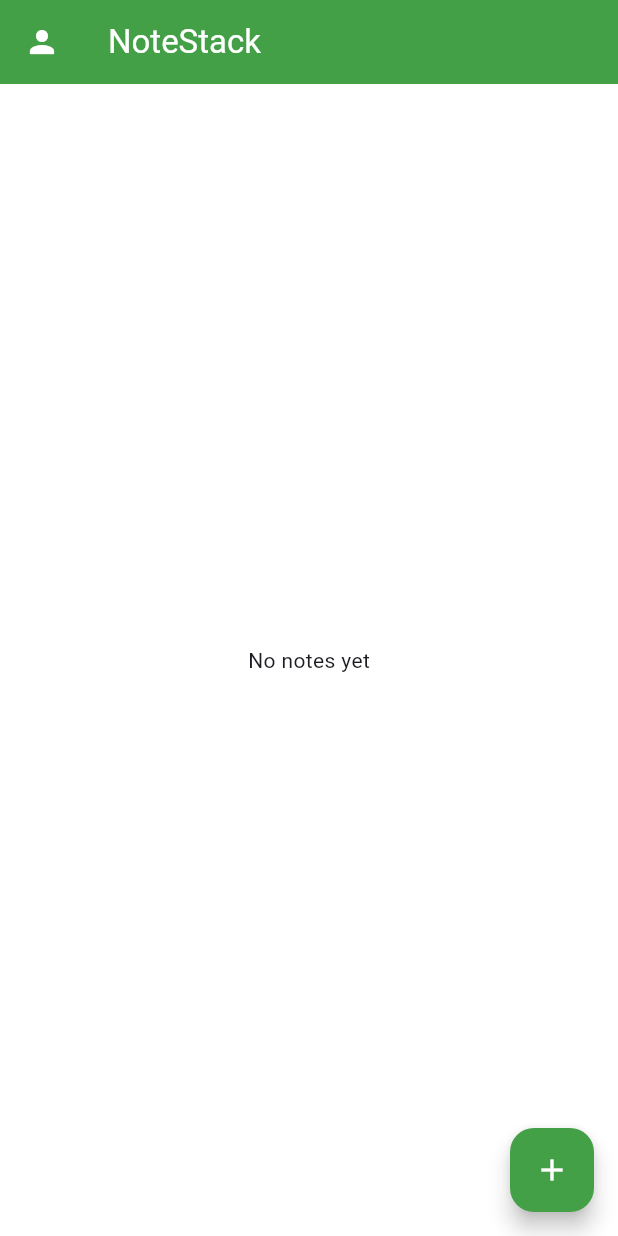
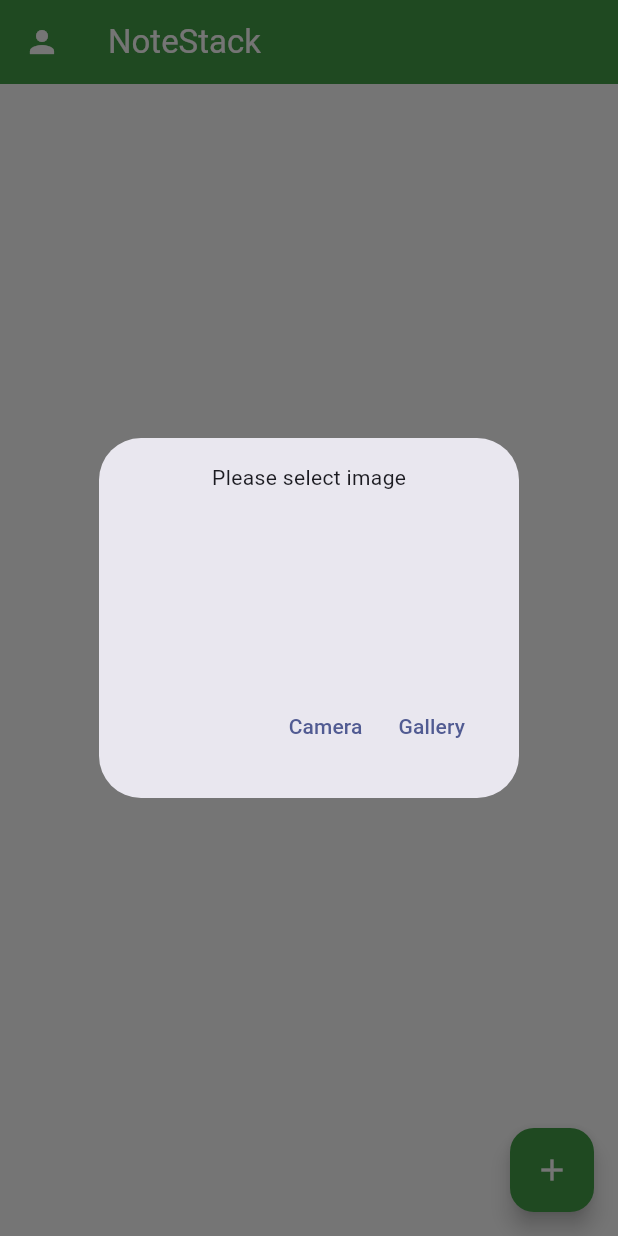
Before and after one commit to SrikantaPrasadrajeUrs/NotesStack, a Flutter app: the HomeScreen screen opened directly with empty values, after a tap on the "person" icon, on a phone screen of 412 x 824 dp. Run offline on Flutter 3.47's test engine with Material 3 defaults, Android fonts, the phone set to English and light mode, and no system bars; our stand-ins replace cloud_firestore, firebase_auth, firebase_core, flutter_secure_storage, google_fonts, image_picker and 2 more; accounts and stored records are empty; network calls fail.

Commit message:
updated code

```diff
--- a/lib/screens/home_screen.dart
+++ b/lib/screens/home_screen.dart
@@ -1,6 +1,8 @@
 import 'dart:io';
+import 'dart:math';
 import 'package:demo/constants/env.dart';
 import 'package:demo/models/user_model.dart';
+import 'package:demo/utils/utils.dart';
 import 'package:flutter/material.dart';
 import 'package:image_picker/image_picker.dart';
 import 'package:supabase_flutter/supabase_flutter.dart';
@@ -19,6 +21,7 @@ class HomeScreen extends StatefulWidget {
 class _HomeScreenState extends State<HomeScreen> {
   late final NotesRepo _notesRepo;
   late final AuthRepo _authRepo;
+  late final ImagePicker _imagePicker;
   final String bucketName = "srikanta";
   final String dummyImageUrl = "https://img.freepik.com/free-vector/businessman-character-avatar-isolated_24877-60111.jpg";
   late final StorageFileApi bucket;
@@ -33,7 +36,10 @@ class _HomeScreenState extends State<HomeScreen> {
     _authRepo = AuthRepo();
     _notesRepo = NotesRepo();
     userData = widget.userData;
+    _imagePicker = ImagePicker();
   }
+
+
 
   void _noteDialog(BuildContext context, {String type = "Add", NoteModel? noteModel}) {
     final titleController = TextEditingController();
@@ -134,21 +140,66 @@ class _HomeScreenState extends State<HomeScreen> {
     setState(()=>idsToDelete.clear());
   }
 
+  void showImageAccessDialog(){
+    showDialog(context: context,
+        builder: (context){
+      return AlertDialog(
+        content: SizedBox(
+          height: 200,
+          child: Column(
+            mainAxisSize: MainAxisSize.min,
+            children: [
+              Text("Please select image"),
+              Spacer(),
+              Row(
+                mainAxisAlignment: MainAxisAlignment.end,
+                children: [
+                  TextButton(onPressed: (){
+                    Navigator.pop(context);
+                    uploadProfileImage(ImageSource.camera);
+                  }, child: Text("Camera")),
+                  TextButton(onPressed: (){
+                    Navigator.pop(context);
+                    uploadProfileImage(ImageSource.gallery);
+                  }, child: Text("Gallery"))
+                ],
+              )
+            ],
+          ),
+        ),
+      );
+    });
+  }
+
+  Future<void> uploadProfileImage(ImageSource imageSource)async{
+    final pickedFile = await _imagePicker.pickImage(source: imageSource);
+    if(pickedFile==null) {
+      showSnackBar(context, "No image selected");
+      return;
+    }
+    File file = File(pickedFile.path);
+    final path = await bucket.upload("uploads/${pickedFile.name}", file);
+    print("path $path");
+    final url = "${Env.supabaseUrl}/storage/v1/object/public/$path";
+    _authRepo.updateImage(url);
+    setState(()=>userData = userData.copyWith(profileImage: url));
+  }
 
 
-  Future<void> uploadProfileImage()async{
-    ImagePicker imagePicker = ImagePicker();
-    final pickedFile = await imagePicker.pickImage(source: ImageSource.gallery);
-    if(pickedFile==null) return;
-    final File file = File(pickedFile.path);
-    final storage = Supabase.instance.client.storage;
-    final bucket = storage.from(bucketName);
-    final path = await bucket.upload("uploads/${pickedFile.name}", file);
-    final url = "${Env.supabaseUrl}/storage/v1/object/public/$path";
-    await _authRepo.updateImage(url);
-    userData = userData.copyWith(profileImage: url);
-    setState(()=>userData);
-  }
+
+  // Future<void> uploadProfileImage()async{
+  //   ImagePicker imagePicker = ImagePicker();
+  //   final pickedFile = await imagePicker.pickImage(source: ImageSource.gallery);
+  //   if(pickedFile==null) return;
+  //   final File file = File(pickedFile.path);
+  //   final storage = Supabase.instance.client.storage;
+  //   final bucket = storage.from(bucketName);
+  //   final path = await bucket.upload("uploads/${pickedFile.name}", file);
+  //   final url = "${Env.supabaseUrl}/storage/v1/object/public/$path";
+  //   await _authRepo.updateImage(url);
+  //   userData = userData.copyWith(profileImage: url);
+  //   setState(()=>userData);
+  // }
 
   @override
   Widget build(BuildContext context) {
@@ -158,7 +209,7 @@ class _HomeScreenState extends State<HomeScreen> {
         backgroundColor: Colors.green.shade600,
         foregroundColor: Colors.white,
         leading: GestureDetector(
-          onTap: uploadProfileImage,
+          onTap: showImageAccessDialog,
           child: Padding(
             padding: const EdgeInsets.all(4.0),
             child: ClipRRect(
--- a/lib/screens/login_screen.dart
+++ b/lib/screens/login_screen.dart
@@ -92,6 +92,7 @@ class _LoginScreenState extends State<LoginScreen> {
                 TextButton(
                   onPressed: () {
                     Navigator.of(context).pop();
+                    widget.secureStorageService.storeUserId(userData.id);
                     userService.addUserOrUpdateUser(userData.id).then((_)=>navigateToHome(userData));
                   },
                   child: Text("No, Thanks"),
```
Also changed, not shown: lib/screens/welcome_screen.dart (+10 -9 lines), 2 other files.
